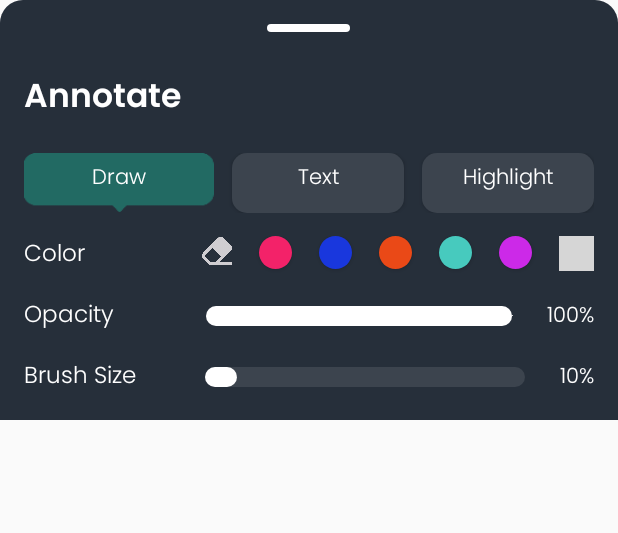
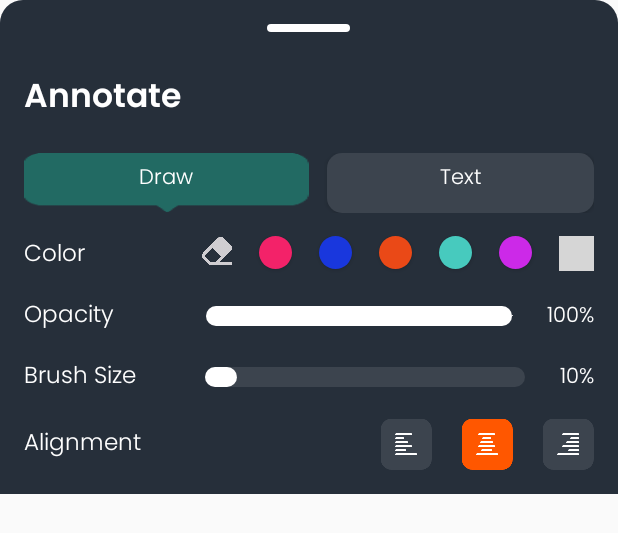
Before and after one commit to surabhirupani/FP_MADTPEEPS_PDFEDITOR, an Android app: the layout bottom_annotate_layout.xml on its own in the app's theme, with its tools: preview values and no code run, on a phone screen of 412 x 824 dp. Shown: the top 533 px of the screen. Run offline under Robolectric (Android 15) with nearby library versions, the phone set to English and light mode, and no system bars; grey boxes are pictures that could not be loaded.

Commit message:
add images for annotation

```diff
--- a/app/src/main/res/layout/bottom_annotate_layout.xml
+++ b/app/src/main/res/layout/bottom_annotate_layout.xml
@@ -67,6 +67,7 @@
             android:layout_weight="1"
             android:paddingBottom="5dp"
             android:layout_marginLeft="12dp"
+            android:visibility="gone"
             android:id="@+id/btn_highlight"/>
     </androidx.appcompat.widget.LinearLayoutCompat>
 
@@ -525,7 +526,7 @@
         android:layout_height="wrap_content"
         android:orientation="horizontal"
         android:id="@+id/ll_alignment"
-        android:visibility="gone"
+        android:visibility="visible"
         android:layout_marginTop="15dp">
 
         <androidx.appcompat.widget.AppCompatTextView
```
